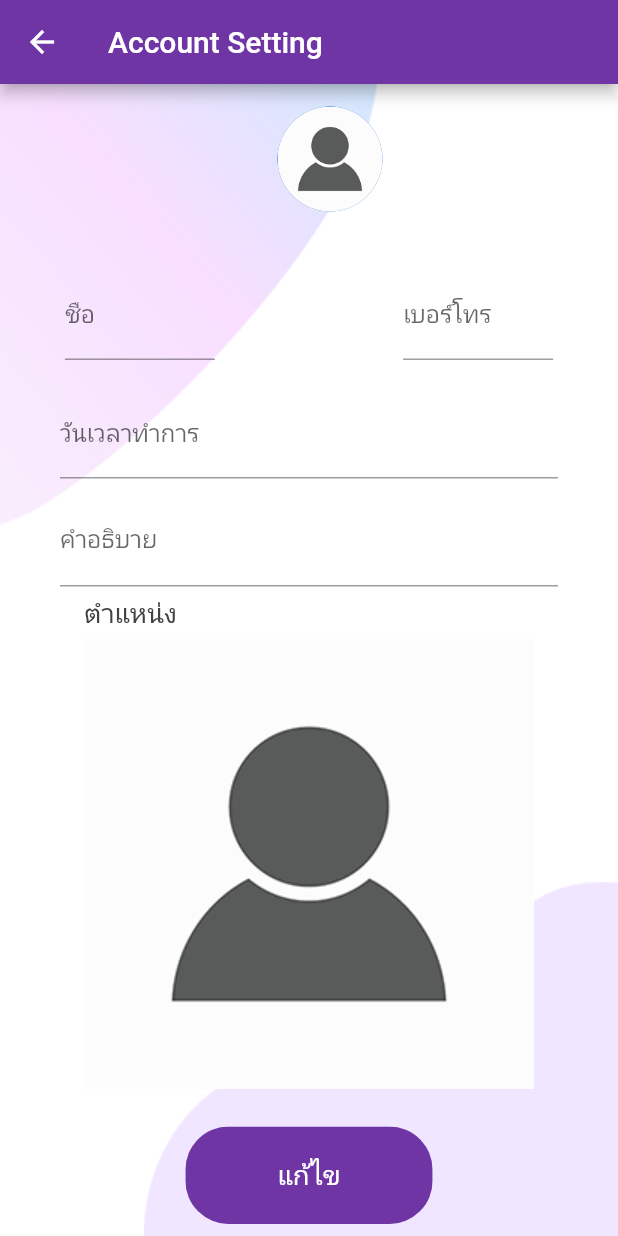
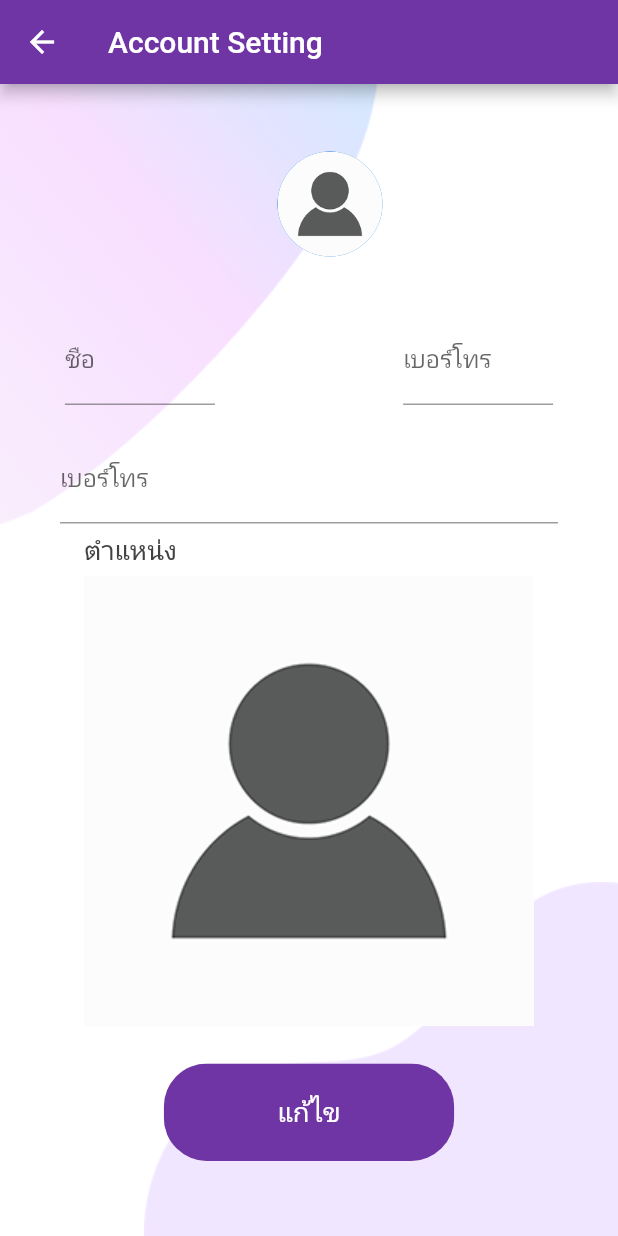
Before and after one commit to Kingkaew19/app-Queie, a Flutter app: the ProfileScreen screen opened directly, on a phone screen of 412 x 824 dp. Run offline on Flutter 3.47's test engine with Material 2 defaults, Android fonts, the phone set to English and light mode, and no system bars; our stand-ins replace cloud_firestore, firebase_auth, firebase_core, fluttertoast, form_field_validator; accounts and stored records are empty.

Commit message:
Fixed: Profile page

```diff
--- a/lib/model/profile.dart
+++ b/lib/model/profile.dart
@@ -1,8 +1,21 @@
+import 'package:flutter/material.dart';
+
 class Users {
   String? email;
   String? password;
   String? name;
+  String? description;
   String? userType;
   String? phone;
-  Users({this.email, this.password, this.name, this.userType, this.phone});
+  TimeOfDay? open;
+  TimeOfDay? close;
+  Users(
+      {this.email,
+      this.password,
+      this.name,
+      this.description,
+      this.userType,
+      this.phone,
+      this.open,
+      this.close});
 }
--- a/lib/pages/profile/components/body.dart
+++ b/lib/pages/profile/components/body.dart
@@ -81,17 +81,8 @@ class _ProfileBodyState extends State<ProfileBody> {
           margin: EdgeInsets.only(top: 10),
           child: TextField(
             decoration: InputDecoration(
-              labelText: 'วันเวลาทำการ',
+              labelText: 'เบอร์โทร',
             ),
-          ),
-        ),
-        Container(
-          width: double.infinity,
-          padding: const EdgeInsets.only(left: 40, right: 40),
-          margin: EdgeInsets.only(top: 10),
-          child: TextField(
-            decoration:
-                InputDecoration(labelText: 'คำอธิบาย', hintText: 'คำอธิบาย'),
           ),
         ),
         Container(
@@ -123,12 +114,12 @@ class _ProfileBodyState extends State<ProfileBody> {
                   text: 'แก้ไข',
                   press: () {},
                   isLoading: false,
-                  sized: 0.4,
+                  sized: 0.47,
                 ),
               ],
             ),
           ),
-        ),
+        )
       ]),
     ));
   }
--- a/lib/pages/register/components/body.dart
+++ b/lib/pages/register/components/body.dart
@@ -114,7 +114,6 @@ class _BodyState extends State<Body> {
                               .toList(),
                           text: "ประเภท",
                           onChanged: (value) {
-                            print(value);
                             setState(() => chooseType = value);
                           },
                         ),
--- a/pubspec.yaml
+++ b/pubspec.yaml
@@ -34,6 +34,7 @@ dependencies:
   cupertino_icons: ^1.0.2
   form_field_validator: ^1.1.0
   fluttertoast: ^8.0.8
+  time_range_picker: ^2.1.0
 
   ############################### Firebase Dependencies ###############################
 
```
Also changed, not shown: lib/components/text_field_container.dart (+8 -3 lines), lib/pages/home/components/body.dart (+8 -4 lines), lib/pages/queue/components/body.dart (+13 -1 lines), pubspec.lock.
